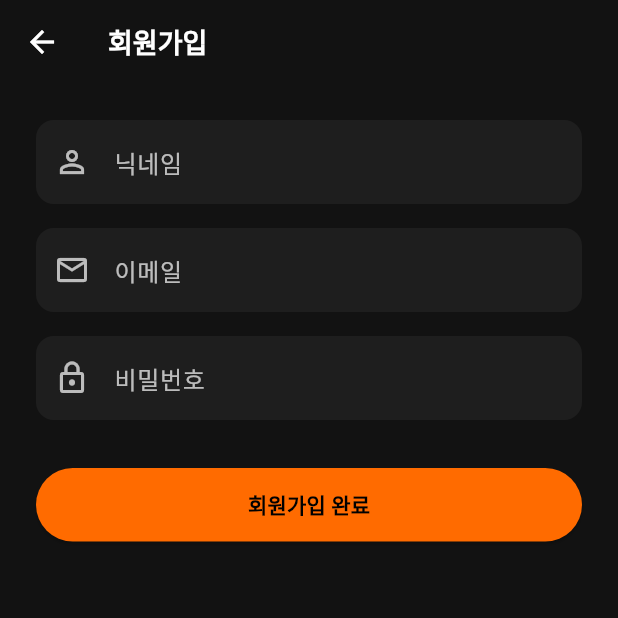
After one commit to playstyle3346/25ick, a Flutter app: the screen it shows after launch, after a tap on "계정이 없으신가요? 회원가입", on a phone screen of 412 x 824 dp, the top half of it. The commit adds this screen. Run offline on Flutter 3.47's test engine with Material 3 defaults, Android fonts, the phone set to English and light mode, and no system bars; accounts and stored records are empty.

Commit message:
로그인, 회원가입

```diff
--- a/lib/main.dart
+++ b/lib/main.dart
@@ -1,6 +1,8 @@
 import 'package:flutter/material.dart';
 import 'theme/app_colors.dart';
 import 'screens/splash_screen.dart';
+import 'screens/auth/login_screen.dart';
+import 'screens/main_layout.dart';
 
 void main() {
   runApp(const TalkieApp());
@@ -17,8 +19,23 @@ class TalkieApp extends StatelessWidget {
       theme: ThemeData.dark().copyWith(
         scaffoldBackgroundColor: AppColors.background,
         primaryColor: AppColors.primary,
+        appBarTheme: const AppBarTheme(
+          backgroundColor: AppColors.background,
+          elevation: 0,
+          titleTextStyle: TextStyle(
+            color: AppColors.textPrimary,
+            fontWeight: FontWeight.bold,
+            fontSize: 18,
+          ),
+          iconTheme: IconThemeData(color: AppColors.textPrimary),
+        ),
       ),
+      // ✅ 앱 시작: Splash → Login → Main
       home: const SplashScreen(),
+      routes: {
+        '/login': (_) => const LoginScreen(),
+        '/main': (_) => const MainLayout(),
+      },
     );
   }
 }
--- /dev/null
+++ b/lib/screens/auth/login_screen.dart
@@ -0,0 +1,118 @@
+import 'package:flutter/material.dart';
+import '../../theme/app_colors.dart';
+import 'signup_screen.dart';
+import '../main_layout.dart';
+
+class LoginScreen extends StatefulWidget {
+  const LoginScreen({super.key});
+
+  @override
+  State<LoginScreen> createState() => _LoginScreenState();
+}
+
+class _LoginScreenState extends State<LoginScreen> {
+  final _emailCtrl = TextEditingController();
+  final _passwordCtrl = TextEditingController();
+  bool _isLoading = false;
+
+  void _login() async {
+    final email = _emailCtrl.text.trim();
+    final password = _passwordCtrl.text.trim();
+
+    if (email.isEmpty || password.isEmpty) return;
+
+    setState(() => _isLoading = true);
+    await Future.delayed(const Duration(seconds: 1)); // 더미 로그인
+
+    // 추후 AuthService 연결 가능
+    if (email == "test@talkie.com" && password == "1234") {
+      if (!mounted) return;
+      Navigator.pushReplacement(
+        context,
+        MaterialPageRoute(builder: (_) => const MainLayout()),
+      );
+    } else {
+      ScaffoldMessenger.of(context).showSnackBar(
+        const SnackBar(content: Text("이메일 또는 비밀번호가 올바르지 않습니다.")),
+      );
+    }
+
+    setState(() => _isLoading = false);
+  }
+
+  @override
+  Widget build(BuildContext context) {
+    return Scaffold(
+      backgroundColor: AppColors.background,
+      body: Padding(
+        padding: const EdgeInsets.symmetric(horizontal: 24),
+        child: Column(
+          mainAxisAlignment: MainAxisAlignment.center,
+          crossAxisAlignment: CrossAxisAlignment.start,
+          children: [
+            const Text(
+              "Talkie",
+              style: TextStyle(
+                color: AppColors.primary,
+                fontSize: 40,
+                fontWeight: FontWeight.bold,
+              ),
+            ),
+            const SizedBox(height: 40),
+            _buildTextField(_emailCtrl, "이메일", Icons.email_outlined),
+            const SizedBox(height: 16),
+            _buildTextField(_passwordCtrl, "비밀번호", Icons.lock_outline, obscure: true),
+            const SizedBox(height: 32),
+            SizedBox(
+              width: double.infinity,
+              child: ElevatedButton(
+                onPressed: _isLoading ? null : _login,
+                style: ElevatedButton.styleFrom(
+                  backgroundColor: AppColors.primary,
+                  foregroundColor: Colors.black,
+                  padding: const EdgeInsets.symmetric(vertical: 14),
+                ),
+                child: _isLoading
+                    ? const CircularProgressIndicator(color: Colors.black)
+                    : const Text("로그인", style: TextStyle(fontWeight: FontWeight.bold)),
+              ),
+            ),
+            const SizedBox(height: 20),
+            Center(
+              child: GestureDetector(
+                onTap: () => Navigator.push(
+                  context,
+                  MaterialPageRoute(builder: (_) => const SignupScreen()),
+                ),
+                child: const Text(
+                  "계정이 없으신가요? 회원가입",
+                  style: TextStyle(color: AppColors.textSecondary),
+                ),
+              ),
+            )
+          ],
+        ),
+      ),
+    );
+  }
+
+  Widget _buildTextField(TextEditingController ctrl, String hint, IconData icon,
+      {bool obscure = false}) {
+    return TextField(
+      controller: ctrl,
+      obscureText: obscure,
+      style: const TextStyle(color: AppColors.textPrimary),
+      decoration: InputDecoration(
+        prefixIcon: Icon(icon, color: AppColors.textSecondary),
+        hintText: hint,
+        hintStyle: const TextStyle(color: AppColors.textSecondary),
+        filled: true,
+        fillColor: AppColors.card,
+        border: OutlineInputBorder(
+          borderRadius: BorderRadius.circular(12),
+          borderSide: BorderSide.none,
+        ),
+      ),
+    );
+  }
+}
--- /dev/null
+++ b/lib/screens/auth/signup_screen.dart
@@ -0,0 +1,92 @@
+import 'package:flutter/material.dart';
+import '../../theme/app_colors.dart';
+import 'login_screen.dart';
+
+class SignupScreen extends StatefulWidget {
+  const SignupScreen({super.key});
+
+  @override
+  State<SignupScreen> createState() => _SignupScreenState();
+}
+
+class _SignupScreenState extends State<SignupScreen> {
+  final _emailCtrl = TextEditingController();
+  final _passwordCtrl = TextEditingController();
+  final _nameCtrl = TextEditingController();
+
+  void _signup() {
+    final email = _emailCtrl.text.trim();
+    final password = _passwordCtrl.text.trim();
+    final name = _nameCtrl.text.trim();
+
+    if (email.isEmpty || password.isEmpty || name.isEmpty) return;
+
+    ScaffoldMessenger.of(context).showSnackBar(
+      SnackBar(content: Text("$name님, 회원가입이 완료되었습니다!")),
+    );
+
+    Navigator.pushReplacement(
+      context,
+      MaterialPageRoute(builder: (_) => const LoginScreen()),
+    );
+  }
+
+  @override
+  Widget build(BuildContext context) {
+    return Scaffold(
+      backgroundColor: AppColors.background,
+      appBar: AppBar(
+        title: const Text("회원가입",
+            style: TextStyle(color: AppColors.textPrimary)),
+        backgroundColor: AppColors.background,
+        iconTheme: const IconThemeData(color: AppColors.textPrimary),
+      ),
+      body: Padding(
+        padding: const EdgeInsets.all(24),
+        child: Column(
+          children: [
+            _buildField(_nameCtrl, "닉네임", Icons.person_outline),
+            const SizedBox(height: 16),
+            _buildField(_emailCtrl, "이메일", Icons.email_outlined),
+            const SizedBox(height: 16),
+            _buildField(_passwordCtrl, "비밀번호", Icons.lock_outline, obscure: true),
+            const SizedBox(height: 32),
+            SizedBox(
+              width: double.infinity,
+              child: ElevatedButton(
+                onPressed: _signup,
+                style: ElevatedButton.styleFrom(
+                  backgroundColor: AppColors.primary,
+                  foregroundColor: Colors.black,
+                  padding: const EdgeInsets.symmetric(vertical: 14),
+                ),
+                child: const Text("회원가입 완료",
+                    style: TextStyle(fontWeight: FontWeight.bold)),
+              ),
+            ),
+          ],
+        ),
+      ),
+    );
+  }
+
+  Widget _buildField(TextEditingController ctrl, String hint, IconData icon,
+      {bool obscure = false}) {
+    return TextField(
+      controller: ctrl,
+      obscureText: obscure,
+      style: const TextStyle(color: AppColors.textPrimary),
+      decoration: InputDecoration(
+        prefixIcon: Icon(icon, color: AppColors.textSecondary),
+        hintText: hint,
+        hintStyle: const TextStyle(color: AppColors.textSecondary),
+        filled: true,
+        fillColor: AppColors.card,
+        border: OutlineInputBorder(
+          borderRadius: BorderRadius.circular(12),
+          borderSide: BorderSide.none,
+        ),
+      ),
+    );
+  }
+}
--- a/lib/screens/splash_screen.dart
+++ b/lib/screens/splash_screen.dart
@@ -1,5 +1,5 @@
 import 'package:flutter/material.dart';
-import 'main_layout.dart';
+import '../theme/app_colors.dart';
 
 class SplashScreen extends StatefulWidget {
   const SplashScreen({super.key});
@@ -12,26 +12,43 @@ class _SplashScreenState extends State<SplashScreen> {
   @override
   void initState() {
     super.initState();
+    // 2.5초 후 로그인 화면으로 이동
     Future.delayed(const Duration(seconds: 2), () {
-      Navigator.pushReplacement(
-        context,
-        MaterialPageRoute(builder: (_) => const MainLayout()),
-      );
+      if (mounted) {
+        Navigator.pushReplacementNamed(context, '/login');
+      }
     });
   }
 
   @override
   Widget build(BuildContext context) {
-    return const Scaffold(
-      backgroundColor: Colors.black,
+    return Scaffold(
+      backgroundColor: AppColors.background,
       body: Center(
-        child: Text(
-          'Talkie',
-          style: TextStyle(
-            color: Color(0xFFFF6B00),
-            fontSize: 36,
-            fontWeight: FontWeight.bold,
-          ),
+        child: Column(
+          mainAxisAlignment: MainAxisAlignment.center,
+          children: const [
+            Icon(Icons.movie_filter_rounded,
+                color: AppColors.primary, size: 80),
+            SizedBox(height: 20),
+            Text(
+              "Talkie",
+              style: TextStyle(
+                color: AppColors.textPrimary,
+                fontSize: 36,
+                fontWeight: FontWeight.bold,
+                letterSpacing: 1.5,
+              ),
+            ),
+            SizedBox(height: 12),
+            Text(
+              "영화를 이야기하다",
+              style: TextStyle(
+                color: AppColors.textSecondary,
+                fontSize: 14,
+              ),
+            ),
+          ],
         ),
       ),
     );
```
Also changed, not shown: lib/screens/mypage_screen.dart (+20 -6 lines), lib/screens/settings_screen.dart (added, +56 -0 lines), lib/services/auth_service.dart (added, +19 -0 lines).
